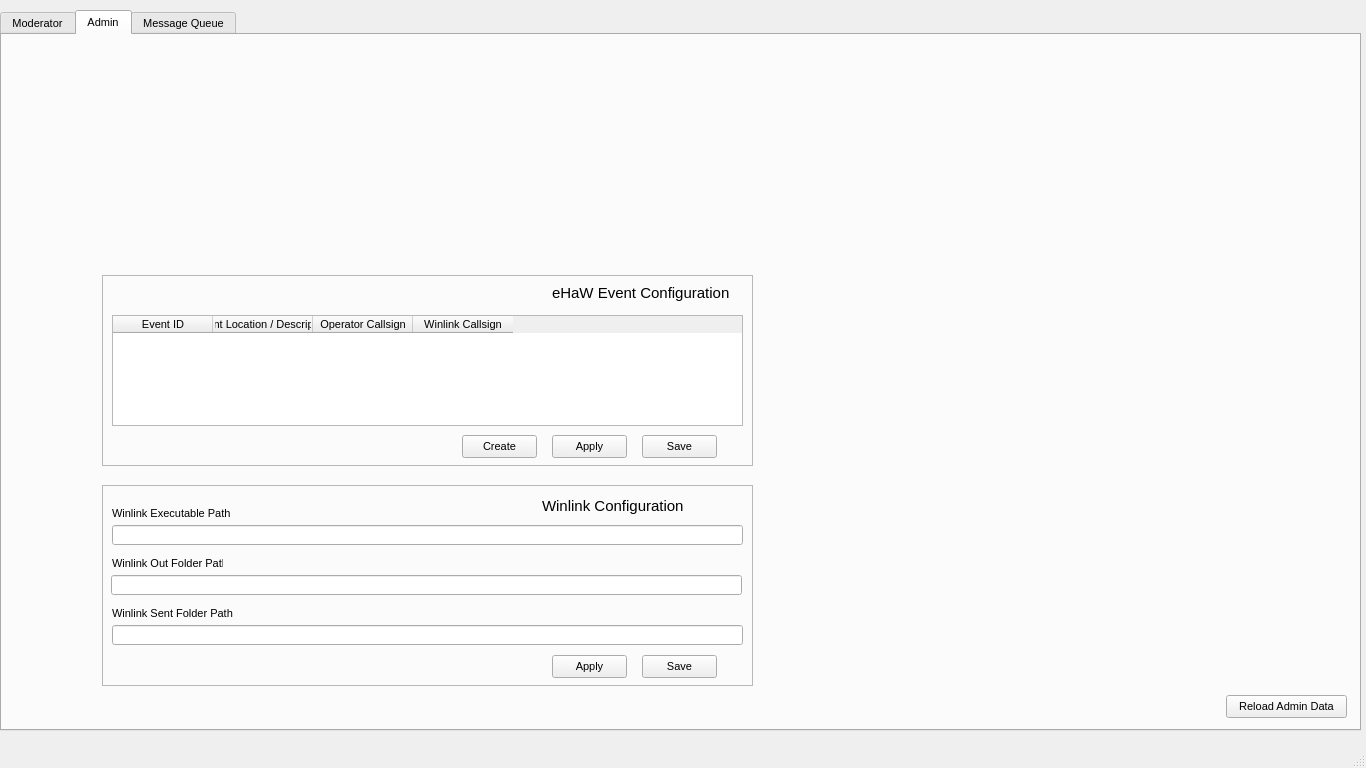
This is moderator.ui in BobSegrest/eHaW as Qt 5 draws it before an edit. The edited form follows.
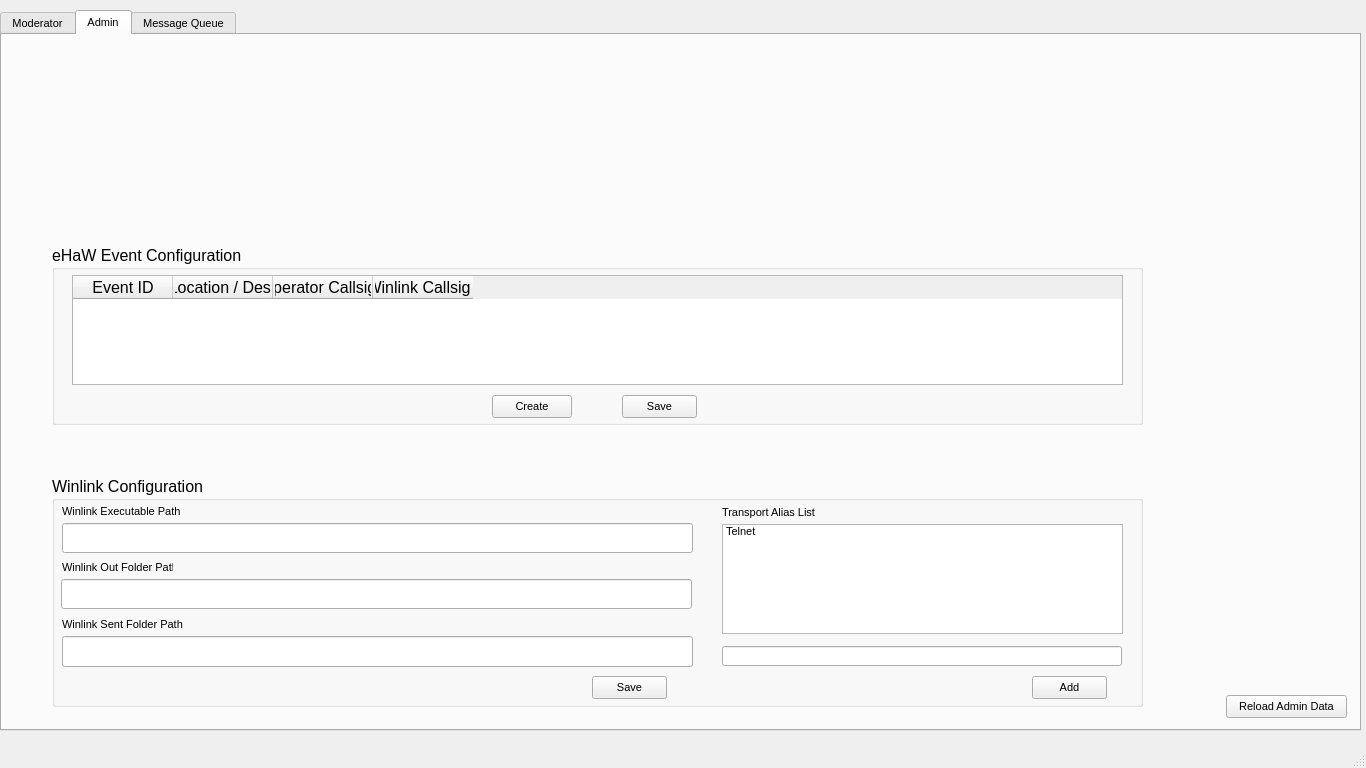
This is the edited form. The open tabs and pages were chosen to show the change. Icons and pictures are not drawn.

The edit to the form file:
```diff
--- a/moderator.ui
+++ b/moderator.ui
@@ -479,28 +479,64 @@
      <attribute name="title">
       <string>Admin</string>
      </attribute>
-     <widget class="QFrame" name="frame">
+     <widget class="QPushButton" name="pb_ReloadAdmin">
       <property name="geometry">
        <rect>
-        <x>100</x>
-        <y>450</y>
-        <width>651</width>
-        <height>201</height>
+        <x>1224</x>
+        <y>660</y>
+        <width>121</width>
+        <height>23</height>
        </rect>
       </property>
-      <property name="frameShape">
-       <enum>QFrame::StyledPanel</enum>
+      <property name="text">
+       <string>Reload Admin Data</string>
       </property>
-      <property name="frameShadow">
-       <enum>QFrame::Raised</enum>
+     </widget>
+     <widget class="QGroupBox" name="gb_WinlinkConfig">
+      <property name="geometry">
+       <rect>
+        <x>50</x>
+        <y>441</y>
+        <width>1091</width>
+        <height>231</height>
+       </rect>
       </property>
+      <property name="font">
+       <font>
+        <pointsize>12</pointsize>
+       </font>
+      </property>
+      <property name="title">
+       <string>Winlink Configuration</string>
+      </property>
+      <widget class="QPushButton" name="pb_WinlinkSave">
+       <property name="enabled">
+        <bool>true</bool>
+       </property>
+       <property name="geometry">
+        <rect>
+         <x>540</x>
+         <y>200</y>
+         <width>75</width>
+         <height>23</height>
+        </rect>
+       </property>
+       <property name="font">
+        <font>
+         <pointsize>8</pointsize>
+        </font>
+       </property>
+       <property name="text">
+        <string>Save</string>
+       </property>
+      </widget>
       <widget class="QLineEdit" name="le_WinlinkExecPath">
        <property name="geometry">
         <rect>
          <x>10</x>
-         <y>40</y>
+         <y>47</y>
          <width>631</width>
-         <height>20</height>
+         <height>30</height>
         </rect>
        </property>
        <property name="font">
@@ -509,28 +545,35 @@
         </font>
        </property>
       </widget>
-      <widget class="QLabel" name="label">
+      <widget class="QLineEdit" name="le_WinlinkSentPath">
        <property name="geometry">
         <rect>
          <x>10</x>
-         <y>20</y>
-         <width>141</width>
-         <height>16</height>
+         <y>160</y>
+         <width>631</width>
+         <height>31</height>
         </rect>
        </property>
-       <property name="text">
-        <string>Winlink Executable Path</string>
+       <property name="font">
+        <font>
+         <pointsize>10</pointsize>
+        </font>
        </property>
       </widget>
       <widget class="QLabel" name="label_2">
        <property name="geometry">
         <rect>
          <x>10</x>
-         <y>70</y>
+         <y>83</y>
          <width>111</width>
          <height>16</height>
         </rect>
        </property>
+       <property name="font">
+        <font>
+         <pointsize>8</pointsize>
+        </font>
+       </property>
        <property name="text">
         <string>Winlink Out Folder Path</string>
        </property>
@@ -539,9 +582,9 @@
        <property name="geometry">
         <rect>
          <x>9</x>
-         <y>90</y>
+         <y>103</y>
          <width>631</width>
-         <height>20</height>
+         <height>30</height>
         </rect>
        </property>
        <property name="font">
@@ -550,127 +593,138 @@
         </font>
        </property>
       </widget>
+      <widget class="QLabel" name="label">
+       <property name="geometry">
+        <rect>
+         <x>10</x>
+         <y>27</y>
+         <width>141</width>
+         <height>16</height>
+        </rect>
+       </property>
+       <property name="font">
+        <font>
+         <pointsize>8</pointsize>
+        </font>
+       </property>
+       <property name="text">
+        <string>Winlink Executable Path</string>
+       </property>
+      </widget>
       <widget class="QLabel" name="label_3">
        <property name="geometry">
         <rect>
          <x>10</x>
-         <y>120</y>
+         <y>140</y>
          <width>121</width>
          <height>16</height>
         </rect>
        </property>
+       <property name="font">
+        <font>
+         <pointsize>8</pointsize>
+        </font>
+       </property>
        <property name="text">
         <string>Winlink Sent Folder Path</string>
        </property>
       </widget>
-      <widget class="QLineEdit" name="le_WinlinkSentPath">
+      <widget class="QListWidget" name="lw_Transport">
        <property name="geometry">
         <rect>
-         <x>10</x>
-         <y>140</y>
-         <width>631</width>
-         <height>20</height>
+         <x>670</x>
+         <y>48</y>
+         <width>401</width>
+         <height>110</height>
         </rect>
        </property>
        <property name="font">
         <font>
-         <pointsize>10</pointsize>
+         <pointsize>8</pointsize>
         </font>
        </property>
+       <item>
+        <property name="text">
+         <string>Telnet</string>
+        </property>
+       </item>
       </widget>
       <widget class="QLabel" name="label_4">
        <property name="geometry">
         <rect>
-         <x>440</x>
-         <y>10</y>
-         <width>141</width>
-         <height>21</height>
+         <x>670</x>
+         <y>30</y>
+         <width>100</width>
+         <height>13</height>
         </rect>
        </property>
        <property name="font">
         <font>
-         <pointsize>11</pointsize>
+         <pointsize>8</pointsize>
         </font>
        </property>
        <property name="text">
-        <string>Winlink Configuration</string>
+        <string>Transport Alias List</string>
        </property>
       </widget>
-      <widget class="QPushButton" name="pb_WinlinkApply">
-       <property name="enabled">
-        <bool>true</bool>
-       </property>
+      <widget class="QLineEdit" name="le_NewTransport">
        <property name="geometry">
         <rect>
-         <x>450</x>
+         <x>670</x>
          <y>170</y>
-         <width>75</width>
-         <height>23</height>
+         <width>400</width>
+         <height>20</height>
         </rect>
        </property>
-       <property name="text">
-        <string>Apply</string>
+       <property name="font">
+        <font>
+         <pointsize>8</pointsize>
+        </font>
        </property>
       </widget>
-      <widget class="QPushButton" name="pb_WinlinkSave">
-       <property name="enabled">
-        <bool>true</bool>
-       </property>
+      <widget class="QPushButton" name="pb_AddTransport">
        <property name="geometry">
         <rect>
-         <x>540</x>
-         <y>170</y>
+         <x>980</x>
+         <y>200</y>
          <width>75</width>
          <height>23</height>
         </rect>
        </property>
+       <property name="font">
+        <font>
+         <pointsize>8</pointsize>
+        </font>
+       </property>
        <property name="text">
-        <string>Save</string>
+        <string>Add</string>
        </property>
       </widget>
      </widget>
-     <widget class="QFrame" name="frame_2">
+     <widget class="QGroupBox" name="gb_EventConfig">
       <property name="geometry">
        <rect>
-        <x>100</x>
-        <y>240</y>
-        <width>651</width>
-        <height>191</height>
+        <x>50</x>
+        <y>210</y>
+        <width>1091</width>
+        <height>180</height>
        </rect>
       </property>
-      <property name="frameShape">
-       <enum>QFrame::StyledPanel</enum>
+      <property name="font">
+       <font>
+        <pointsize>12</pointsize>
+       </font>
       </property>
-      <property name="frameShadow">
-       <enum>QFrame::Raised</enum>
+      <property name="title">
+       <string>eHaW Event Configuration</string>
       </property>
-      <widget class="QLabel" name="label_10">
-       <property name="geometry">
-        <rect>
-         <x>450</x>
-         <y>10</y>
-         <width>181</width>
-         <height>16</height>
-        </rect>
-       </property>
-       <property name="font">
-        <font>
-         <pointsize>11</pointsize>
-         <weight>50</weight>
-         <bold>false</bold>
-        </font>
-       </property>
-       <property name="text">
-        <string>eHaW Event Configuration</string>
-       </property>
-      </widget>
       <widget class="QTableWidget" name="tw_EventConfig">
        <property name="geometry">
         <rect>
-         <x>10</x>
-         <y>40</y>
-         <width>631</width>
-         <height>111</height>
+         <x>20</x>
+         <y>30</y>
+         <width>1051</width>
+         <height>110</height>
         </rect>
        </property>
        <column>
@@ -697,12 +751,17 @@
       <widget class="QPushButton" name="pb_EventSave">
        <property name="geometry">
         <rect>
-         <x>540</x>
-         <y>160</y>
+         <x>570</x>
+         <y>150</y>
          <width>75</width>
          <height>23</height>
         </rect>
        </property>
+       <property name="font">
+        <font>
+         <pointsize>8</pointsize>
+        </font>
+       </property>
        <property name="text">
         <string>Save</string>
        </property>
@@ -710,42 +769,21 @@
       <widget class="QPushButton" name="pb_EventCreate">
        <property name="geometry">
         <rect>
-         <x>360</x>
-         <y>160</y>
-         <width>75</width>
+         <x>440</x>
+         <y>150</y>
+         <width>80</width>
          <height>23</height>
         </rect>
        </property>
+       <property name="font">
+        <font>
+         <pointsize>8</pointsize>
+        </font>
+       </property>
        <property name="text">
         <string>Create</string>
        </property>
       </widget>
-      <widget class="QPushButton" name="pb_Apply">
-       <property name="geometry">
-        <rect>
-         <x>450</x>
-         <y>160</y>
-         <width>75</width>
-         <height>23</height>
-        </rect>
-       </property>
-       <property name="text">
-        <string>Apply</string>
-       </property>
-      </widget>
-     </widget>
-     <widget class="QPushButton" name="pb_ReloadAdmin">
-      <property name="geometry">
-       <rect>
-        <x>1224</x>
-        <y>660</y>
-        <width>121</width>
-        <height>23</height>
-       </rect>
-      </property>
-      <property name="text">
-       <string>Reload Admin Data</string>
-      </property>
      </widget>
     </widget>
     <widget class="QWidget" name="tab_Queue">
@@ -828,7 +866,13 @@
     </rect>
    </property>
   </widget>
-  <widget class="QStatusBar" name="statusbar"/>
+  <widget class="QStatusBar" name="statusbar">
+   <property name="font">
+    <font>
+     <pointsize>12</pointsize>
+    </font>
+   </property>
+  </widget>
  </widget>
  <resources/>
  <connections/>
```
Left out of the diff: 96 changed lines with no effect on the pictures.
